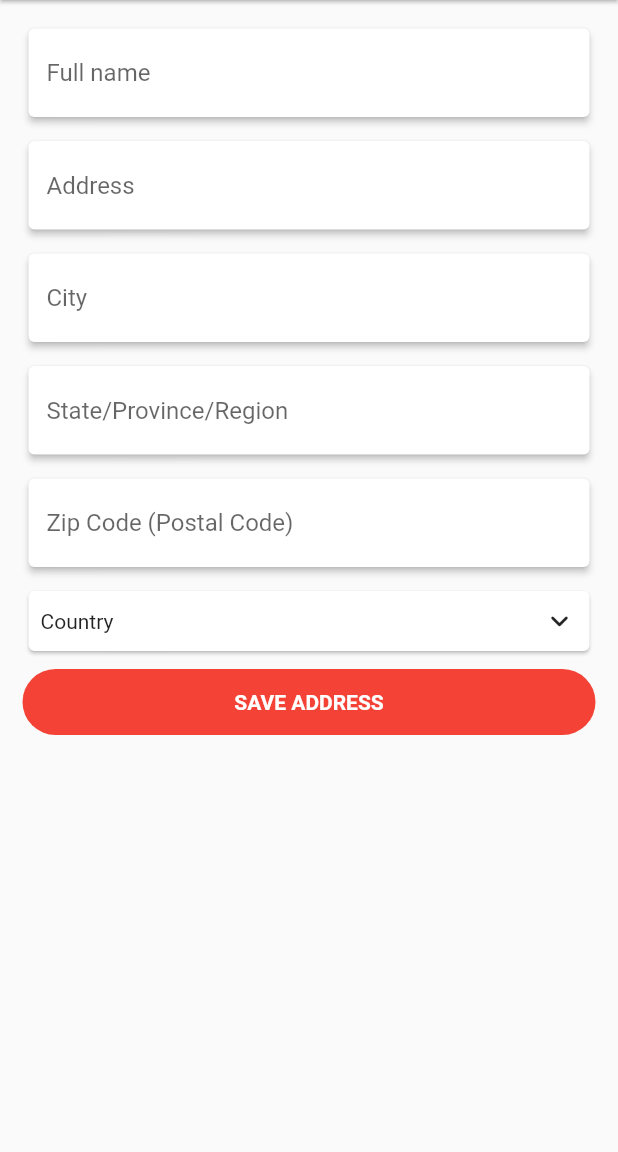
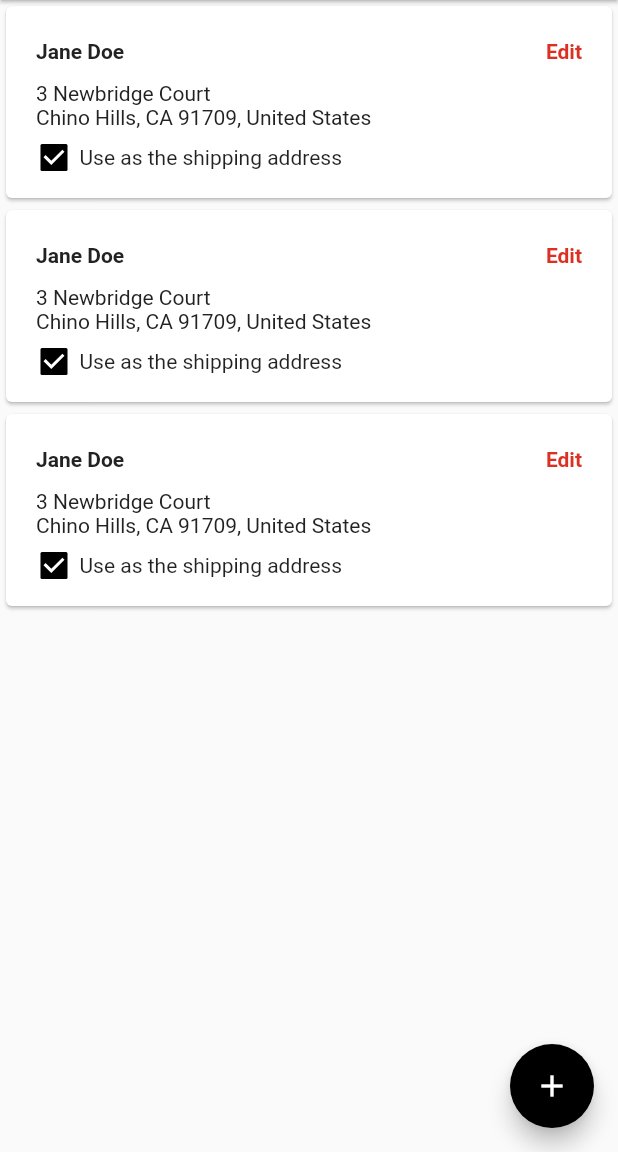
Before and after one commit to nikhil888-teach/EcommerceWithFirebase, a Flutter app: the screen it shows after launch, on a phone screen of 412 x 824 dp, the part 84-1236 px from its top. Run offline on Flutter 3.47's test engine with Material 2 defaults, Android fonts, the phone set to English and light mode, and no system bars; drawn by our look-alikes of csc_picker; our stand-ins replace google_fonts.

Commit message:
today i complete work in checkout_page.dart.dart,success_page.dart and shipping_page.dart

```diff
--- a/lib/main.dart
+++ b/lib/main.dart
@@ -1,4 +1,5 @@
 import 'package:ecommerce/screen/aftercheckout/add_address_page.dart';
+import 'package:ecommerce/screen/aftercheckout/shipping_page.dart';
 import 'package:flutter/material.dart';
 import 'package:google_fonts/google_fonts.dart' as google_fonts;
 
@@ -18,7 +19,7 @@ class MyApp extends StatelessWidget {
         fontFamily: google_fonts.GoogleFonts.roboto().fontFamily,
         primarySwatch: Colors.blue,
       ),
-      home: const MyAddressPage(),
+      home: const MyShippingAddress(),
     );
   }
 }
--- /dev/null
+++ b/lib/screen/aftercheckout/shipping_page.dart
@@ -0,0 +1,129 @@
+import 'package:ecommerce/screen/aftercheckout/add_address_page.dart';
+import 'package:ecommerce/utils/constants.dart';
+import 'package:ecommerce/widgets/text_theme.dart';
+import 'package:flutter/material.dart';
+
+class MyShippingAddress extends StatefulWidget {
+  const MyShippingAddress({Key? key}) : super(key: key);
+
+  @override
+  State<MyShippingAddress> createState() => _MyShippingAddressState();
+}
+
+class _MyShippingAddressState extends State<MyShippingAddress> {
+  bool checkaddress = true;
+  @override
+  Widget build(BuildContext context) {
+    return Scaffold(
+      appBar: AppBar(
+        backgroundColor: Colors.white,
+        elevation: 1,
+        centerTitle: true,
+        leading: Icon(
+          Icons.arrow_back_ios,
+          color: Colors.black,
+        ),
+        title: Text("Shipping Addresses",
+            style: Text_Style.text_Theme(
+                Constants.black_text, 18, FontWeight.bold)),
+      ),
+      floatingActionButton: FloatingActionButton(
+        backgroundColor: Colors.black,
+        onPressed: () {
+          Navigator.push(
+              context,
+              MaterialPageRoute(
+                builder: (context) => MyAddressPage(),
+              ));
+        },
+        child: Icon(
+          Icons.add,
+          color: Colors.white,
+        ),
+      ),
+      body: ListView.builder(
+        itemCount: 3,
+        itemBuilder: (context, index) {
+          return Column(
+            crossAxisAlignment: CrossAxisAlignment.start,
+            children: [
+              Card(
+                child: Padding(
+                  padding:
+                      const EdgeInsets.symmetric(vertical: 15, horizontal: 20),
+                  child: Column(
+                    crossAxisAlignment: CrossAxisAlignment.start,
+                    children: [
+                      Row(
+                        mainAxisAlignment: MainAxisAlignment.spaceBetween,
+                        children: [
+                          Padding(
+                            padding: const EdgeInsets.symmetric(vertical: 7),
+                            child: Text(
+                              "Jane Doe",
+                              style: Text_Style.text_Theme(
+                                  Constants.black_text, 14, FontWeight.w600),
+                            ),
+                          ),
+                          InkWell(
+                            onTap: () {
+                              Navigator.push(
+                                  context,
+                                  MaterialPageRoute(
+                                    builder: (context) => MyAddressPage(),
+                                  ));
+                            },
+                            child: Text(
+                              Constants.edit,
+                              style: Text_Style.text_Theme(
+                                  Constants.red_text, 14, FontWeight.w600),
+                            ),
+                          )
+                        ],
+                      ),
+                      Padding(
+                        padding: const EdgeInsets.only(top: 5),
+                        child: Text(
+                          "3 Newbridge Court",
+                          style: Text_Style.text_Theme(
+                              Constants.black_text, 14, FontWeight.normal),
+                        ),
+                      ),
+                      Padding(
+                        padding: const EdgeInsets.only(bottom: 7),
+                        child: Text("Chino Hills, CA 91709, United States",
+                            style: Text_Style.text_Theme(
+                                Constants.black_text, 14, FontWeight.normal)),
+                      ),
+                      Row(
+                        children: [
+                          SizedBox(
+                            height: 24,
+                            width: 24,
+                            child: Checkbox(
+                              activeColor: Colors.black,
+                              value: checkaddress,
+                              onChanged: (value) {
+                                setState(() {
+                                  checkaddress = value!;
+                                });
+                              },
+                            ),
+                          ),
+                          Padding(
+                            padding: const EdgeInsets.only(left: 5),
+                            child: Text(Constants.use_add),
+                          )
+                        ],
+                      )
+                    ],
+                  ),
+                ),
+              )
+            ],
+          );
+        },
+      ),
+    );
+  }
+}
--- a/lib/utils/constants.dart
+++ b/lib/utils/constants.dart
@@ -63,6 +63,20 @@ class Constants {
   //checkout page
   static const shipping_address = "Shipping address";
   static const delivery_method = "Delivery method";
+  static const order = "Order:";
+  static const delivery = "Delivery:";
+  static const summary = "Summary";
+  static const submit = "SUBMIT ORDER";
+
+  //Success! page
+  static const success = "Success!";
+  static const succ_text =
+      "Your order will be delivered soon.Thank you for choosing our app!";
+  static const conti_shop = "CONTINUE SHOPPING";
+  static const use_add = "Use as the shipping address";
+
+  //all address
+  static const edit = "Edit";
 
   //COLOR
   static const red_text = 0xffDB3022;
```
Also changed, not shown: lib/screen/aftercheckout/checkout_page.dart (+78 -2 lines), lib/screen/aftercheckout/success_page.dart (added, +75 -0 lines), assets/image/success.png (added), 1 other file.
